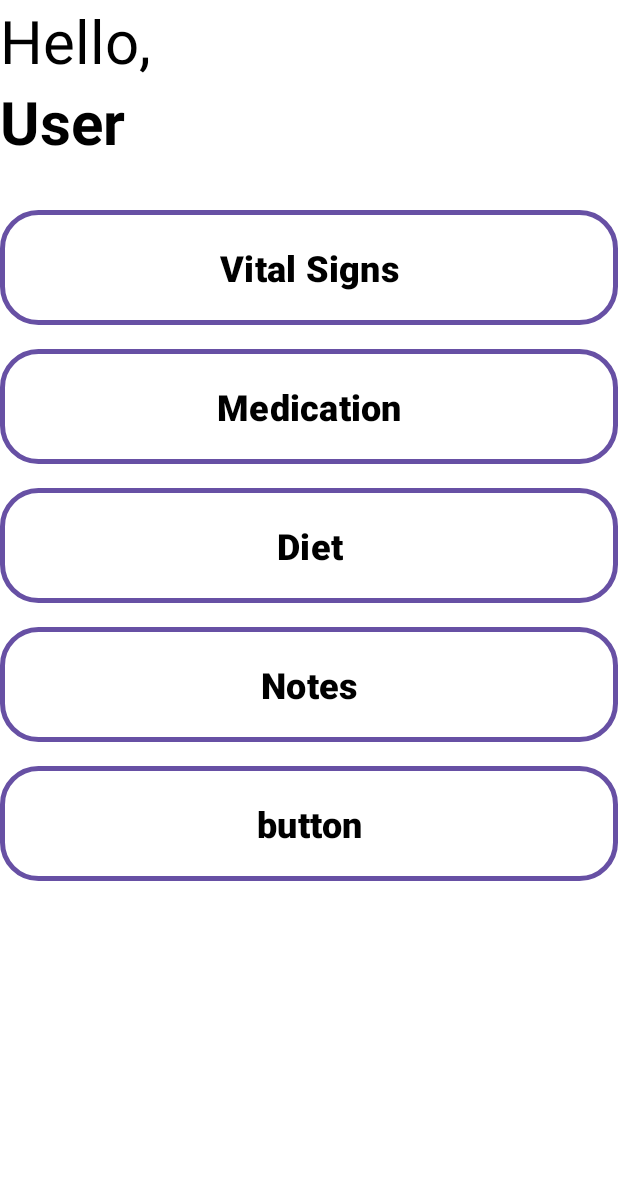
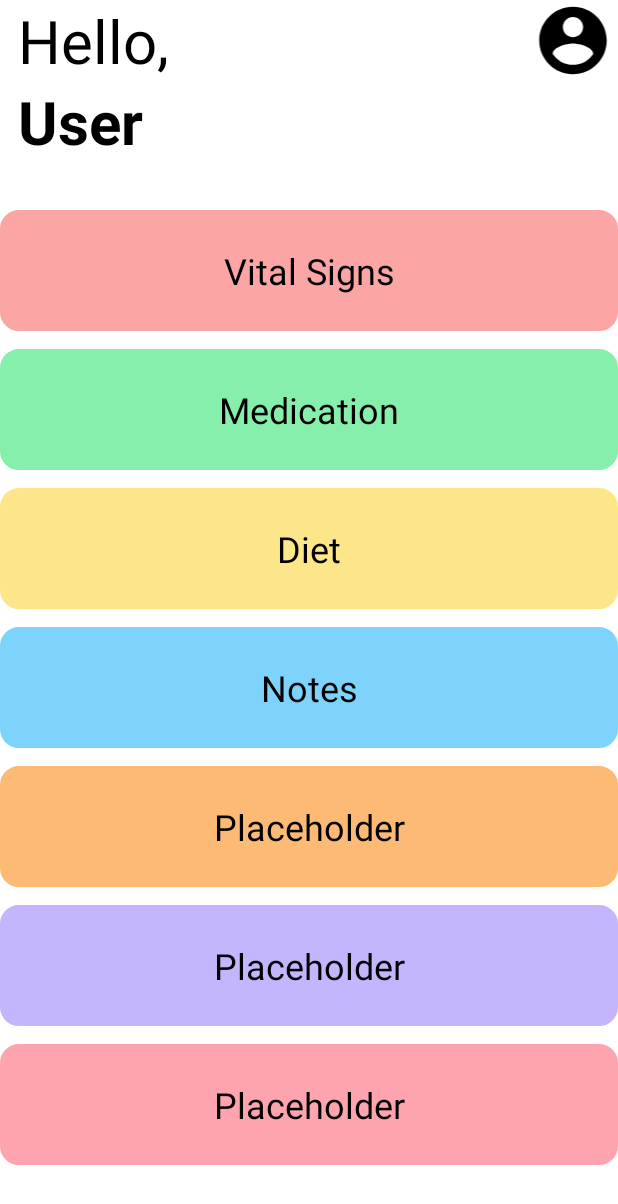
Before and after one commit to shehr4n/PHMS, an Android app: the HomePage screen opened directly, with no data from a screen before it, on a phone screen of 412 x 824 dp. Shown: the top 1204 px of the screen. Run offline under Robolectric (Android 15) with nearby library versions, the phone set to English and light mode, and no system bars; our stand-ins replace Firebase (no records; nobody signed in at launch, a user with empty details on screens opened directly).

Commit message:
homepage ui, route to vital signs

```diff
--- a/app/src/main/java/com/example/phms/HomePage.kt
+++ b/app/src/main/java/com/example/phms/HomePage.kt
@@ -14,6 +14,8 @@ import com.google.firebase.firestore.FirebaseFirestore
 class HomePage : AppCompatActivity() {
 
     lateinit var  nameText: TextView
+    lateinit var  vitalButton: TextView
+
     lateinit var auth: FirebaseAuth
     var db = FirebaseFirestore.getInstance()
 
@@ -28,6 +30,7 @@ class HomePage : AppCompatActivity() {
         }
 
         nameText = findViewById(R.id.nameText)
+        vitalButton = findViewById(R.id.vital_signs)
 
         auth = FirebaseAuth.getInstance()
 
@@ -50,5 +53,9 @@ class HomePage : AppCompatActivity() {
             nameText.text = "Guest"
         } */
 
+        vitalButton.setOnClickListener {
+            val intent = Intent(this, Vitals::class.java)
+            startActivity(intent)
+        }
     }
 }
--- a/app/src/main/res/drawable/icon_account.xml
+++ b/app/src/main/res/drawable/icon_account.xml
@@ -1,4 +1,4 @@
-<vector xmlns:android="http://schemas.android.com/apk/res/android" android:height="24dp" android:tint="#FFFFFF" android:viewportHeight="24" android:viewportWidth="24" android:width="24dp">
+<vector xmlns:android="http://schemas.android.com/apk/res/android" android:height="24dp" android:tint="#000000" android:viewportHeight="24" android:viewportWidth="24" android:width="24dp">
 
     <path android:fillColor="@android:color/white" android:pathData="M12,2C6.48,2 2,6.48 2,12s4.48,10 10,10 10,-4.48 10,-10S17.52,2 12,2zM12,5c1.66,0 3,1.34 3,3s-1.34,3 -3,3 -3,-1.34 -3,-3 1.34,-3 3,-3zM12,19.2c-2.5,0 -4.71,-1.28 -6,-3.22 0.03,-1.99 4,-3.08 6,-3.08 1.99,0 5.97,1.09 6,3.08 -1.29,1.94 -3.5,3.22 -6,3.22z"/>
 
--- a/app/src/main/res/drawable/outline.xml
+++ /dev/null
@@ -1,12 +0,0 @@
-<?xml version="1.0" encoding="utf-8"?>
-<shape xmlns:android="http://schemas.android.com/apk/res/android"
-    android:shape="rectangle">
-
-    <solid android:color="@android:color/transparent" />
-
-    <stroke
-        android:width="3dip"
-        android:color="@color/black" />
-
-    <corners android:radius="24dp"/>
-</shape>
--- /dev/null
+++ b/app/src/main/res/drawable/rounded_corner_2.xml
@@ -0,0 +1,7 @@
+<?xml version="1.0" encoding="utf-8"?>
+<shape xmlns:android="http://schemas.android.com/apk/res/android"
+    android:shape="rectangle">
+
+    <corners android:radius="12dp"/>
+    <stroke android:width="1dip" android:color="@color/white"/>
+</shape>
--- a/app/src/main/res/layout/home_page.xml
+++ b/app/src/main/res/layout/home_page.xml
@@ -7,100 +7,145 @@
     android:layout_height="match_parent"
     android:background="@color/white"
     android:gravity="center"
-    android:padding="48dp"
+    android:paddingHorizontal="24dp"
+    android:paddingTop="48dp"
     tools:context=".MainActivity">
 
     <LinearLayout android:layout_width="match_parent"
         android:layout_height="match_parent"
         android:orientation="vertical">
 
-        <TextView
+        <LinearLayout
             android:layout_width="match_parent"
             android:layout_height="wrap_content"
-            android:text="Hello,"
-            android:textColor="@color/black"
-            android:textSize="40sp"/>
+            android:orientation="horizontal"
+            android:weightSum="1"
+            android:paddingLeft="12dp">
+
+            <TextView
+                android:layout_width="wrap_content"
+                android:layout_height="wrap_content"
+                android:text="Hello,"
+                android:textColor="@color/black"
+                android:textSize="40sp"
+                android:layout_weight="1"/>
+
+            <ImageView
+                android:layout_width="60dp"
+                android:layout_height="match_parent"
+                android:src="@drawable/icon_account"
+                android:layout_weight="0">
+            </ImageView>
+
+        </LinearLayout>
 
         <TextView
             android:layout_width="match_parent"
             android:layout_height="wrap_content"
-            android:text=""
+            android:paddingLeft="12dp"
+            android:text="First Last"
             android:textColor="@color/black"
             android:textSize="40sp"
             android:textStyle="bold"
             android:id="@+id/nameText"/>
 
-        <GridLayout
+        <LinearLayout
             android:layout_width="match_parent"
             android:layout_height="wrap_content"
             android:layout_marginTop="32dp"
-            android:columnCount="1">
+            android:orientation="vertical">
 
-            <Button
+            <TextView
                 android:layout_width="match_parent"
                 android:layout_height="wrap_content"
                 android:text="Vital Signs"
-                android:backgroundTint="@color/black"
-                android:background="@drawable/outline"
+                android:background="@drawable/rounded_corner_2"
+                android:backgroundTint="#fca5a5"
                 android:textColor="@color/black"
-                android:padding="18dp"
+                android:padding="24dp"
                 android:textSize="24sp"
-                android:id="@+id/placeholder1"
-                android:textStyle="bold"/>
+                android:gravity="center"
+                android:id="@+id/vital_signs"/>
 
-            <Button
+            <TextView
                 android:layout_width="match_parent"
                 android:layout_height="wrap_content"
                 android:text="Medication"
-                android:backgroundTint="@color/black"
-                android:background="@drawable/outline"
+                android:background="@drawable/rounded_corner_2"
+                android:backgroundTint="#86efac"
                 android:textColor="@color/black"
-                android:padding="18dp"
-                android:layout_marginTop="16dp"
+                android:padding="24dp"
+                android:layout_marginTop="12dp"
                 android:textSize="24sp"
-                android:id="@+id/placeholder2"
-                android:textStyle="bold"/>
+                android:gravity="center"
+                android:id="@+id/placeholder2"/>
 
-            <Button
+            <TextView
                 android:layout_width="match_parent"
                 android:layout_height="wrap_content"
                 android:text="Diet"
-                android:backgroundTint="@color/black"
-                android:background="@drawable/outline"
+                android:background="@drawable/rounded_corner_2"
+                android:backgroundTint="#fde68a"
                 android:textColor="@color/black"
-                android:padding="18dp"
-                android:layout_marginTop="16dp"
+                android:padding="24dp"
+                android:layout_marginTop="12dp"
                 android:textSize="24sp"
-                android:id="@+id/placeholder3"
-                android:textStyle="bold"/>
+                android:gravity="center"
+                android:id="@+id/placeholder3"/>
 
-            <Button
+            <TextView
                 android:layout_width="match_parent"
                 android:layout_height="wrap_content"
                 android:text="Notes"
-                android:backgroundTint="@color/black"
-                android:background="@drawable/outline"
+                android:background="@drawable/rounded_corner_2"
+                android:backgroundTint="#7dd3fc"
                 android:textColor="@color/black"
-                android:padding="18dp"
-                android:layout_marginTop="16dp"
+                android:padding="24dp"
+                android:layout_marginTop="12dp"
                 android:textSize="24sp"
-                android:id="@+id/placeholder4"
-                android:textStyle="bold"/>
+                android:gravity="center"
+                android:id="@+id/placeholder4"/>
 
-            <Button
+            <TextView
                 android:layout_width="match_parent"
                 android:layout_height="wrap_content"
-                android:text="button"
-                android:backgroundTint="@color/black"
-                android:background="@drawable/outline"
+                android:text="Placeholder"
+                android:background="@drawable/rounded_corner_2"
+                android:backgroundTint="#fdba74"
                 android:textColor="@color/black"
-                android:padding="18dp"
-                android:layout_marginTop="16dp"
+                android:padding="24dp"
+                android:layout_marginTop="12dp"
                 android:textSize="24sp"
-                android:id="@+id/placeholder5"
-                android:textStyle="bold"/>
+                android:gravity="center"
+                android:id="@+id/placeholder5"/>
 
-        </GridLayout>
+            <TextView
+                android:layout_width="match_parent"
+                android:layout_height="wrap_content"
+                android:text="Placeholder"
+                android:background="@drawable/rounded_corner_2"
+                android:backgroundTint="#c4b5fd"
+                android:textColor="@color/black"
+                android:padding="24dp"
+                android:layout_marginTop="12dp"
+                android:textSize="24sp"
+                android:gravity="center"
+                android:id="@+id/placeholder6"/>
+
+            <TextView
+                android:layout_width="match_parent"
+                android:layout_height="wrap_content"
+                android:text="Placeholder"
+                android:background="@drawable/rounded_corner_2"
+                android:backgroundTint="#fda4af"
+                android:textColor="@color/black"
+                android:padding="24dp"
+                android:layout_marginTop="12dp"
+                android:textSize="24sp"
+                android:gravity="center"
+                android:id="@+id/placeholder7"/>
+
+        </LinearLayout>
 
     </LinearLayout>
 
```
